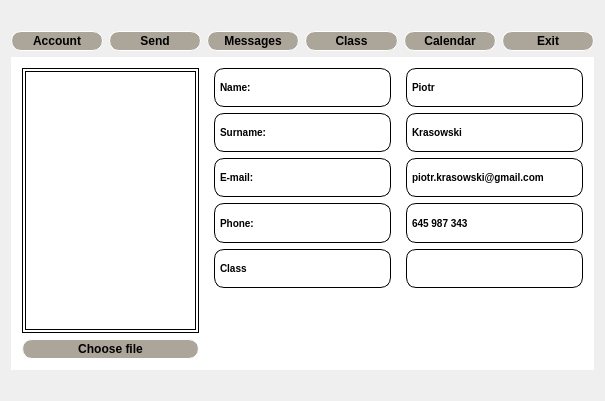
Before: the Qt Designer form Orgaznizer ucznia/mainwindow.ui in ToSt95/QT-QML, drawn with Qt 5.
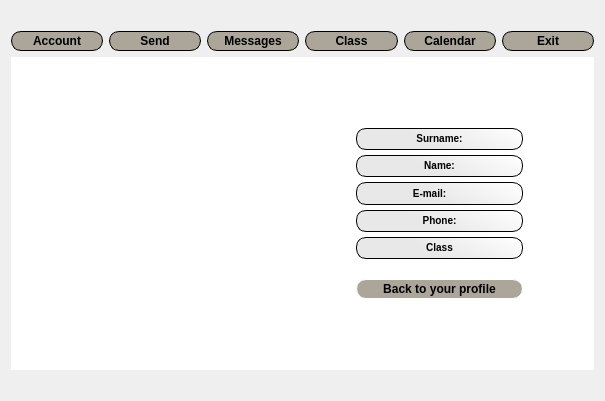
After: the same form once the commit is applied. The open tabs and pages were chosen to show the change. Icons and pictures are not drawn.

Diff of the .ui file:
```diff
--- a/Orgaznizer ucznia/mainwindow.ui
+++ b/Orgaznizer ucznia/mainwindow.ui
@@ -30,10 +30,263 @@
   </property>
   <widget class="QWidget" name="centralWidget">
    <layout class="QGridLayout" name="gridLayout_3">
+    <item row="1" column="0" colspan="3">
+     <layout class="QHBoxLayout" name="horizontalLayout">
+      <item>
+       <widget class="QPushButton" name="pushButton_7">
+        <property name="font">
+         <font>
+          <pointsize>-1</pointsize>
+          <weight>75</weight>
+          <italic>false</italic>
+          <bold>true</bold>
+         </font>
+        </property>
+        <property name="styleSheet">
+         <string notr="true">QPushButton
+{
+    background-color: rgb(172, 165, 154);
+    border-style: outset;
+    border-width: 1px;
+    border-radius: 10px;
+    border-color:black;
+    font: bold 12px;
+    padding: 2px;
+}
+QPushButton:hover:!pressed
+{
+    background-color: rgb(142, 135, 124);
+
+}</string>
+        </property>
+        <property name="text">
+         <string>Account</string>
+        </property>
+       </widget>
+      </item>
+      <item>
+       <widget class="QPushButton" name="pushButton_3">
+        <property name="font">
+         <font>
+          <pointsize>-1</pointsize>
+          <weight>75</weight>
+          <italic>false</italic>
+          <bold>true</bold>
+         </font>
+        </property>
+        <property name="cursor">
+         <cursorShape>OpenHandCursor</cursorShape>
+        </property>
+        <property name="styleSheet">
+         <string notr="true">QPushButton
+{
+    background-color: rgb(172, 165, 154);
+    border-style: outset;
+    border-width: 1px;
+    border-radius: 10px;
+    border-color:black;
+    font: bold 12px;
+    padding: 2px;
+}
+QPushButton:hover:!pressed
+{
+    background-color: rgb(142, 135, 124);
+
+}</string>
+        </property>
+        <property name="text">
+         <string>Send</string>
+        </property>
+       </widget>
+      </item>
+      <item>
+       <widget class="QPushButton" name="pushButton">
+        <property name="font">
+         <font>
+          <pointsize>-1</pointsize>
+          <weight>75</weight>
+          <italic>false</italic>
+          <bold>true</bold>
+         </font>
+        </property>
+        <property name="cursor">
+         <cursorShape>OpenHandCursor</cursorShape>
+        </property>
+        <property name="styleSheet">
+         <string notr="true">QPushButton
+{
+    background-color: rgb(172, 165, 154);
+    border-style: outset;
+    border-width: 1px;
+    border-radius: 10px;
+    border-color:black;
+    font: bold 12px;
+    padding: 2px;
+}
+QPushButton:hover:!pressed
+{
+    background-color: rgb(142, 135, 124);
+
+}</string>
+        </property>
+        <property name="text">
+         <string>Messages</string>
+        </property>
+       </widget>
+      </item>
+      <item>
+       <widget class="QPushButton" name="pushButton_10">
+        <property name="font">
+         <font>
+          <pointsize>-1</pointsize>
+          <weight>75</weight>
+          <italic>false</italic>
+          <bold>true</bold>
+         </font>
+        </property>
+        <property name="styleSheet">
+         <string notr="true">QPushButton
+{
+    background-color: rgb(172, 165, 154);
+    border-style: outset;
+    border-width: 1px;
+    border-radius: 10px;
+    border-color:black;
+    font: bold 12px;
+    padding: 2px;
+}
+QPushButton:hover:!pressed
+{
+    background-color: rgb(142, 135, 124);
+
+}</string>
+        </property>
+        <property name="text">
+         <string>Class</string>
+        </property>
+       </widget>
+      </item>
+      <item>
+       <widget class="QPushButton" name="pushButton_2">
+        <property name="font">
+         <font>
+          <pointsize>-1</pointsize>
+          <weight>75</weight>
+          <italic>false</italic>
+          <bold>true</bold>
+         </font>
+        </property>
+        <property name="cursor">
+         <cursorShape>OpenHandCursor</cursorShape>
+        </property>
+        <property name="styleSheet">
+         <string notr="true">QPushButton
+{
+    background-color: rgb(172, 165, 154);
+    border-style: outset;
+    border-width: 1px;
+    border-radius: 10px;
+    border-color:black;
+    font: bold 12px;
+    padding: 2px;
+}
+QPushButton:hover:!pressed
+{
+    background-color: rgb(142, 135, 124);
+
+}</string>
+        </property>
+        <property name="text">
+         <string>Calendar</string>
+        </property>
+       </widget>
+      </item>
+      <item>
+       <widget class="QPushButton" name="pushButton_4">
+        <property name="font">
+         <font>
+          <pointsize>-1</pointsize>
+          <weight>75</weight>
+          <italic>false</italic>
+          <bold>true</bold>
+         </font>
+        </property>
+        <property name="cursor">
+         <cursorShape>OpenHandCursor</cursorShape>
+        </property>
+        <property name="styleSheet">
+         <string notr="true">QPushButton
+{
+    background-color: rgb(172, 165, 154);
+    border-style: outset;
+    border-width: 1px;
+    border-radius: 10px;
+    border-color:black;
+    font: bold 12px;
+    padding: 2px;
+}
+QPushButton:hover:!pressed
+{
+    background-color: rgb(142, 135, 124);
+
+}</string>
+        </property>
+        <property name="text">
+         <string>Exit</string>
+        </property>
+       </widget>
+      </item>
+     </layout>
+    </item>
+    <item row="0" column="2">
+     <widget class="QLabel" name="label_13">
+      <property name="font">
+       <font>
+        <weight>75</weight>
+        <bold>true</bold>
+       </font>
+      </property>
+      <property name="styleSheet">
+       <string notr="true">color:white;</string>
+      </property>
+      <property name="text">
+       <string/>
+      </property>
+      <property name="alignment">
+       <set>Qt::AlignRight|Qt::AlignTrailing|Qt::AlignVCenter</set>
+      </property>
+     </widget>
+    </item>
+    <item row="0" column="0" colspan="2">
+     <widget class="QLabel" name="label">
+      <property name="font">
+       <font>
+        <weight>75</weight>
+        <bold>true</bold>
+       </font>
+      </property>
+      <property name="styleSheet">
+       <string notr="true">color : white;</string>
+      </property>
+      <property name="text">
+       <string/>
+      </property>
+     </widget>
+    </item>
+    <item row="3" column="0" colspan="3">
+     <widget class="QLabel" name="label_24">
+      <property name="styleSheet">
+       <string notr="true">color:white;</string>
+      </property>
+      <property name="text">
+       <string/>
+      </property>
+     </widget>
+    </item>
     <item row="2" column="0" colspan="3">
      <widget class="QStackedWidget" name="stackedWidget">
       <property name="styleSheet">
-       <string notr="true">background-color: rgb(255, 255, 255)</string>
+       <string notr="true">background-color: white;</string>
       </property>
       <property name="currentIndex">
        <number>1</number>
@@ -60,33 +313,258 @@
        </layout>
       </widget>
       <widget class="QWidget" name="page_4">
-       <layout class="QGridLayout" name="gridLayout_2">
-        <property name="sizeConstraint">
-         <enum>QLayout::SetDefaultConstraint</enum>
-        </property>
-        <property name="horizontalSpacing">
-         <number>15</number>
-        </property>
-        <item row="2" column="1">
-         <widget class="QLabel" name="label_8">
-          <property name="styleSheet">
-           <string notr="true">
-    border-style: outset;
-    border-width: 1px;
-    border-radius: 10px;
-    border-color:black;
-    font: bold 10px;
-    padding: 2px;</string>
+       <layout class="QHBoxLayout" name="horizontalLayout_6">
+        <item>
+         <layout class="QVBoxLayout" name="verticalLayout_15">
+          <property name="leftMargin">
+           <number>120</number>
           </property>
-          <property name="text">
-           <string>E-mail:</string>
-          </property>
-         </widget>
+          <item>
+           <widget class="QLabel" name="label_3">
+            <property name="styleSheet">
+             <string notr="true">background-color: transparent;</string>
+            </property>
+            <property name="text">
+             <string/>
+            </property>
+           </widget>
+          </item>
+         </layout>
         </item>
-        <item row="6" column="0">
-         <widget class="QPushButton" name="pushButton_8">
-          <property name="styleSheet">
-           <string notr="true">QPushButton
+        <item>
+         <layout class="QVBoxLayout" name="verticalLayout_14">
+          <property name="spacing">
+           <number>5</number>
+          </property>
+          <property name="leftMargin">
+           <number>50</number>
+          </property>
+          <property name="topMargin">
+           <number>60</number>
+          </property>
+          <property name="rightMargin">
+           <number>60</number>
+          </property>
+          <property name="bottomMargin">
+           <number>60</number>
+          </property>
+          <item>
+           <widget class="QLabel" name="label_6">
+            <property name="sizePolicy">
+             <sizepolicy hsizetype="Preferred" vsizetype="Preferred">
+              <horstretch>0</horstretch>
+              <verstretch>0</verstretch>
+             </sizepolicy>
+            </property>
+            <property name="font">
+             <font>
+              <pointsize>-1</pointsize>
+              <weight>75</weight>
+              <italic>false</italic>
+              <bold>true</bold>
+             </font>
+            </property>
+            <property name="autoFillBackground">
+             <bool>false</bool>
+            </property>
+            <property name="styleSheet">
+             <string notr="true">background-color: qlineargradient(spread:pad, x1:0.33, y1:0.181818, x2:1, y2:0.00568182, stop:0 rgba(232, 232, 232, 255), stop:1 rgba(255, 255, 255, 255));
+    border-style: solid;
+    border-width: 1px;
+    border-radius: 10px;
+    border-color:black;
+    font: bold 10px;
+    padding: 1px;</string>
+            </property>
+            <property name="text">
+             <string>Surname:</string>
+            </property>
+            <property name="textFormat">
+             <enum>Qt::RichText</enum>
+            </property>
+            <property name="alignment">
+             <set>Qt::AlignCenter</set>
+            </property>
+            <property name="margin">
+             <number>0</number>
+            </property>
+           </widget>
+          </item>
+          <item>
+           <widget class="QLabel" name="label_4">
+            <property name="enabled">
+             <bool>true</bool>
+            </property>
+            <property name="sizePolicy">
+             <sizepolicy hsizetype="Preferred" vsizetype="Preferred">
+              <horstretch>0</horstretch>
+              <verstretch>0</verstretch>
+             </sizepolicy>
+            </property>
+            <property name="font">
+             <font>
+              <pointsize>-1</pointsize>
+              <weight>75</weight>
+              <italic>false</italic>
+              <bold>true</bold>
+             </font>
+            </property>
+            <property name="autoFillBackground">
+             <bool>false</bool>
+            </property>
+            <property name="styleSheet">
+             <string notr="true">background-color: qlineargradient(spread:pad, x1:0.33, y1:0.181818, x2:1, y2:0.00568182, stop:0 rgba(232, 232, 232, 255), stop:1 rgba(255, 255, 255, 255));
+    border-style: outset;
+    border-width: 1px;
+    border-radius: 10px;
+    border-color:black;
+    font: bold 10px;
+    padding: 2px;</string>
+            </property>
+            <property name="text">
+             <string>Name:</string>
+            </property>
+            <property name="textFormat">
+             <enum>Qt::RichText</enum>
+            </property>
+            <property name="alignment">
+             <set>Qt::AlignCenter</set>
+            </property>
+            <property name="margin">
+             <number>0</number>
+            </property>
+           </widget>
+          </item>
+          <item>
+           <widget class="QLabel" name="label_8">
+            <property name="sizePolicy">
+             <sizepolicy hsizetype="Preferred" vsizetype="Preferred">
+              <horstretch>0</horstretch>
+              <verstretch>0</verstretch>
+             </sizepolicy>
+            </property>
+            <property name="font">
+             <font>
+              <pointsize>-1</pointsize>
+              <weight>75</weight>
+              <italic>false</italic>
+              <bold>true</bold>
+             </font>
+            </property>
+            <property name="autoFillBackground">
+             <bool>false</bool>
+            </property>
+            <property name="styleSheet">
+             <string notr="true">background-color: qlineargradient(spread:pad, x1:0.33, y1:0.181818, x2:1, y2:0.00568182, stop:0 rgba(232, 232, 232, 255), stop:1 rgba(255, 255, 255, 255));
+    border-style: outset;
+    border-width: 1px;
+    border-radius: 10px;
+    border-color:black;
+    font: bold 10px;
+    padding-right: 20px;</string>
+            </property>
+            <property name="text">
+             <string>E-mail:</string>
+            </property>
+            <property name="textFormat">
+             <enum>Qt::RichText</enum>
+            </property>
+            <property name="alignment">
+             <set>Qt::AlignCenter</set>
+            </property>
+            <property name="margin">
+             <number>0</number>
+            </property>
+           </widget>
+          </item>
+          <item>
+           <widget class="QLabel" name="label_10">
+            <property name="sizePolicy">
+             <sizepolicy hsizetype="Preferred" vsizetype="Preferred">
+              <horstretch>0</horstretch>
+              <verstretch>0</verstretch>
+             </sizepolicy>
+            </property>
+            <property name="font">
+             <font>
+              <pointsize>-1</pointsize>
+              <weight>75</weight>
+              <italic>false</italic>
+              <bold>true</bold>
+             </font>
+            </property>
+            <property name="autoFillBackground">
+             <bool>false</bool>
+            </property>
+            <property name="styleSheet">
+             <string notr="true">background-color: qlineargradient(spread:pad, x1:0.33, y1:0.181818, x2:1, y2:0.00568182, stop:0 rgba(232, 232, 232, 255), stop:1 rgba(255, 255, 255, 255));
+    border-style: outset;
+    border-width: 1px;
+    border-radius: 10px;
+    border-color:black;
+    font: bold 10px;
+    padding: 2px;</string>
+            </property>
+            <property name="text">
+             <string>Phone:</string>
+            </property>
+            <property name="textFormat">
+             <enum>Qt::RichText</enum>
+            </property>
+            <property name="alignment">
+             <set>Qt::AlignCenter</set>
+            </property>
+            <property name="margin">
+             <number>0</number>
+            </property>
+           </widget>
+          </item>
+          <item>
+           <widget class="QLabel" name="label_12">
+            <property name="sizePolicy">
+             <sizepolicy hsizetype="Preferred" vsizetype="Preferred">
+              <horstretch>0</horstretch>
+              <verstretch>0</verstretch>
+             </sizepolicy>
+            </property>
+            <property name="font">
+             <font>
+              <pointsize>-1</pointsize>
+              <weight>75</weight>
+              <italic>false</italic>
+              <bold>true</bold>
+             </font>
+            </property>
+            <property name="autoFillBackground">
+             <bool>false</bool>
+            </property>
+            <property name="styleSheet">
+             <string notr="true">background-color: qlineargradient(spread:pad, x1:0.33, y1:0.181818, x2:1, y2:0.00568182, stop:0 rgba(232, 232, 232, 255), stop:1 rgba(255, 255, 255, 255));
+    border-style: outset;
+    border-width: 1px;
+    border-radius: 10px;
+    border-color:black;
+    font: bold 10px;
+    padding: 2px;</string>
+            </property>
+            <property name="text">
+             <string>Class</string>
+            </property>
+            <property name="textFormat">
+             <enum>Qt::RichText</enum>
+            </property>
+            <property name="alignment">
+             <set>Qt::AlignCenter</set>
+            </property>
+            <property name="margin">
+             <number>0</number>
+            </property>
+           </widget>
+          </item>
+          <item>
+           <widget class="QPushButton" name="pushButton_8">
+            <property name="styleSheet">
+             <string notr="true">QPushButton
 {
    background-color: rgb(172, 165, 154);
     border-style: outset;
@@ -95,208 +573,26 @@
     border-color:white;
     font: bold 12px;
     padding: 2px;
+    margin-top: 15px;
 }
 QPushButton:hover:!pressed
 {
     background-color: rgb(142, 135, 124);
 
-}</string>
-          </property>
-          <property name="text">
-           <string>Choose file</string>
-          </property>
-         </widget>
-        </item>
-        <item row="2" column="2">
-         <widget class="QLabel" name="label_9">
-          <property name="font">
-           <font>
-            <pointsize>-1</pointsize>
-            <weight>75</weight>
-            <italic>false</italic>
-            <bold>true</bold>
-           </font>
-          </property>
-          <property name="styleSheet">
-           <string notr="true">
-    border-style: outset;
-    border-width: 1px;
-    border-radius: 10px;
-    border-color:black;
-    font: bold 10px;
-    padding: 2px;</string>
-          </property>
-          <property name="text">
-           <string>piotr.krasowski@gmail.com</string>
-          </property>
-         </widget>
-        </item>
-        <item row="3" column="2">
-         <widget class="QLabel" name="label_11">
-          <property name="font">
-           <font>
-            <pointsize>-1</pointsize>
-            <weight>75</weight>
-            <italic>false</italic>
-            <bold>true</bold>
-           </font>
-          </property>
-          <property name="styleSheet">
-           <string notr="true">
-    border-style: outset;
-    border-width: 1px;
-    border-radius: 10px;
-    border-color:black;
-    font: bold 10px;
-    padding: 2px;</string>
-          </property>
-          <property name="text">
-           <string>645 987 343</string>
-          </property>
-         </widget>
-        </item>
-        <item row="3" column="1">
-         <widget class="QLabel" name="label_10">
-          <property name="styleSheet">
-           <string notr="true">
-    border-style: outset;
-    border-width: 1px;
-    border-radius: 10px;
-    border-color:black;
-    font: bold 10px;
-    padding: 2px;</string>
-          </property>
-          <property name="text">
-           <string>Phone:</string>
-          </property>
-         </widget>
-        </item>
-        <item row="1" column="1">
-         <widget class="QLabel" name="label_6">
-          <property name="styleSheet">
-           <string notr="true">
-    border-style: outset;
-    border-width: 1px;
-    border-radius: 10px;
-    border-color:black;
-    font: bold 10px;
-    padding: 2px;</string>
-          </property>
-          <property name="text">
-           <string>Surname:</string>
-          </property>
-         </widget>
-        </item>
-        <item row="1" column="2">
-         <widget class="QLabel" name="label_7">
-          <property name="font">
-           <font>
-            <pointsize>-1</pointsize>
-            <weight>75</weight>
-            <italic>false</italic>
-            <bold>true</bold>
-           </font>
-          </property>
-          <property name="styleSheet">
-           <string notr="true">
-    border-style: outset;
-    border-width: 1px;
-    border-radius: 10px;
-    border-color:black;
-    font: bold 10px;
-    padding: 2px;</string>
-          </property>
-          <property name="text">
-           <string>Krasowski</string>
-          </property>
-         </widget>
-        </item>
-        <item row="0" column="1">
-         <widget class="QLabel" name="label_4">
-          <property name="styleSheet">
-           <string notr="true">
-    border-style: outset;
-    border-width: 1px;
-    border-radius: 10px;
-    border-color:black;
-    font: bold 10px;
-    padding: 2px;</string>
-          </property>
-          <property name="text">
-           <string>Name:</string>
-          </property>
-         </widget>
-        </item>
-        <item row="0" column="2">
-         <widget class="QLabel" name="label_5">
-          <property name="font">
-           <font>
-            <pointsize>-1</pointsize>
-            <weight>75</weight>
-            <italic>false</italic>
-            <bold>true</bold>
-           </font>
-          </property>
-          <property name="styleSheet">
-           <string notr="true">
-    border-style: outset;
-    border-width: 1px;
-    border-radius: 10px;
-    border-color:black;
-    font: bold 10px;
-    padding: 2px;</string>
-          </property>
-          <property name="text">
-           <string>Piotr</string>
-          </property>
-         </widget>
-        </item>
-        <item row="4" column="1">
-         <widget class="QLabel" name="label_12">
-          <property name="styleSheet">
-           <string notr="true">
-    border-style: outset;
-    border-width: 1px;
-    border-radius: 10px;
-    border-color:black;
-    font: bold 10px;
-    padding: 2px;</string>
-          </property>
-          <property name="text">
-           <string>Class</string>
-          </property>
-         </widget>
-        </item>
-        <item row="0" column="0" rowspan="6">
-         <widget class="QLabel" name="label_3">
-          <property name="styleSheet">
-           <string notr="true">QLabel
-{
-    border-width:4px;  
-    border-style:double;
-    border-color:black;
-}</string>
-          </property>
-          <property name="text">
-           <string/>
-          </property>
-         </widget>
-        </item>
-        <item row="4" column="2">
-         <widget class="QLabel" name="label_17">
-          <property name="styleSheet">
-           <string notr="true">
-    border-style: outset;
-    border-width: 1px;
-    border-radius: 10px;
-    border-color:black;
-    font: bold 10px;
-    padding: 2px;</string>
-          </property>
-          <property name="text">
-           <string/>
-          </property>
-         </widget>
+}
+ 
+     
+ 
+
+
+</string>
+            </property>
+            <property name="text">
+             <string>Back to your profile</string>
+            </property>
+           </widget>
+          </item>
+         </layout>
         </item>
        </layout>
       </widget>
@@ -891,7 +1187,36 @@
            </attribute>
            <layout class="QVBoxLayout" name="verticalLayout_10">
             <item>
-             <widget class="QTableView" name="tableView_2"/>
+             <widget class="QLabel" name="label_5">
+              <property name="font">
+               <font>
+                <pointsize>15</pointsize>
+               </font>
+              </property>
+              <property name="text">
+               <string/>
+              </property>
+              <property name="alignment">
+               <set>Qt::AlignCenter</set>
+              </property>
+             </widget>
+            </item>
+            <item>
+             <layout class="QVBoxLayout" name="verticalLayout_16">
+              <property name="topMargin">
+               <number>20</number>
+              </property>
+              <item>
+               <widget class="QTableView" name="tableView_2">
+                <property name="frameShadow">
+                 <enum>QFrame::Raised</enum>
+                </property>
+                <property name="sizeAdjustPolicy">
+                 <enum>QAbstractScrollArea::AdjustIgnored</enum>
+                </property>
+               </widget>
+              </item>
+             </layout>
             </item>
            </layout>
           </widget>
@@ -901,234 +1226,6 @@
       </widget>
      </widget>
     </item>
-    <item row="1" column="0" colspan="3">
-     <layout class="QHBoxLayout" name="horizontalLayout">
-      <item>
-       <widget class="QPushButton" name="pushButton_7">
-        <property name="styleSheet">
-         <string notr="true">QPushButton
-{
-   background-color: rgb(172, 165, 154);
-    border-style: outset;
-    border-width: 1px;
-    border-radius: 10px;
-    border-color:white;
-    font: bold 12px;
-    padding: 2px;
-}
-QPushButton:hover:!pressed
-{
-    background-color: rgb(142, 135, 124);
-
-}</string>
-        </property>
-        <property name="text">
-         <string>Account</string>
-        </property>
-       </widget>
-      </item>
-      <item>
-       <widget class="QPushButton" name="pushButton_3">
-        <property name="cursor">
-         <cursorShape>OpenHandCursor</cursorShape>
-        </property>
-        <property name="styleSheet">
-         <string notr="true">QPushButton
-{
-   background-color: rgb(172, 165, 154);
-    border-style: outset;
-    border-width: 1px;
-    border-radius: 10px;
-    border-color:white;
-    font: bold 12px;
-    padding: 2px;
-}
-QPushButton:hover:!pressed
-{
-    background-color: rgb(142, 135, 124);
-
-}</string>
-        </property>
-        <property name="text">
-         <string>Send</string>
-        </property>
-       </widget>
-      </item>
-      <item>
-       <widget class="QPushButton" name="pushButton">
-        <property name="font">
-         <font>
-          <pointsize>-1</pointsize>
-          <weight>75</weight>
-          <italic>false</italic>
-          <bold>true</bold>
-         </font>
-        </property>
-        <property name="cursor">
-         <cursorShape>OpenHandCursor</cursorShape>
-        </property>
-        <property name="styleSheet">
-         <string notr="true">QPushButton
-{
-   background-color: rgb(172, 165, 154);
-    border-style: outset;
-    border-width: 1px;
-    border-radius: 10px;
-    border-color:white;
-    font: bold 12px;
-    padding: 2px;
-}
-QPushButton:hover:!pressed
-{
-    background-color: rgb(142, 135, 124);
-
-}
- 
-     
- 
-
-
-</string>
-        </property>
-        <property name="text">
-         <string>Messages</string>
-        </property>
-       </widget>
-      </item>
-      <item>
-       <widget class="QPushButton" name="pushButton_10">
-        <property name="styleSheet">
-         <string notr="true">QPushButton
-{
-   background-color: rgb(172, 165, 154);
-    border-style: outset;
-    border-width: 1px;
-    border-radius: 10px;
-    border-color:white;
-    font: bold 12px;
-    padding: 2px;
-}
-QPushButton:hover:!pressed
-{
-    background-color: rgb(142, 135, 124);
-
-}
- 
-     
- 
-
-
-</string>
-        </property>
-        <property name="text">
-         <string>Class</string>
-        </property>
-       </widget>
-      </item>
-      <item>
-       <widget class="QPushButton" name="pushButton_2">
-        <property name="cursor">
-         <cursorShape>OpenHandCursor</cursorShape>
-        </property>
-        <property name="styleSheet">
-         <string notr="true">QPushButton
-{
-   background-color: rgb(172, 165, 154);
-    border-style: outset;
-    border-width: 1px;
-    border-radius: 10px;
-    border-color:white;
-    font: bold 12px;
-    padding: 2px;
-}
-QPushButton:hover:!pressed
-{
-    background-color: rgb(142, 135, 124);
-
-}
-
-</string>
-        </property>
-        <property name="text">
-         <string>Calendar</string>
-        </property>
-       </widget>
-      </item>
-      <item>
-       <widget class="QPushButton" name="pushButton_4">
-        <property name="cursor">
-         <cursorShape>OpenHandCursor</cursorShape>
-        </property>
-        <property name="styleSheet">
-         <string notr="true">QPushButton
-{
-   background-color: rgb(172, 165, 154);
-    border-style: outset;
-    border-width: 1px;
-    border-radius: 10px;
-    border-color:white;
-    font: bold 12px;
-    padding: 2px;
-}
-QPushButton:hover:!pressed
-{
-    background-color: rgb(142, 135, 124);
-
-}
-</string>
-        </property>
-        <property name="text">
-         <string>Exit</string>
-        </property>
-       </widget>
-      </item>
-     </layout>
-    </item>
-    <item row="0" column="2">
-     <widget class="QLabel" name="label_13">
-      <property name="font">
-       <font>
-        <weight>75</weight>
-        <bold>true</bold>
-       </font>
-      </property>
-      <property name="styleSheet">
-       <string notr="true">color:white;</string>
-      </property>
-      <property name="text">
-       <string/>
-      </property>
-      <property name="alignment">
-       <set>Qt::AlignRight|Qt::AlignTrailing|Qt::AlignVCenter</set>
-      </property>
-     </widget>
-    </item>
-    <item row="0" column="0" colspan="2">
-     <widget class="QLabel" name="label">
-      <property name="font">
-       <font>
-        <weight>75</weight>
-        <bold>true</bold>
-       </font>
-      </property>
-      <property name="styleSheet">
-       <string notr="true">color : white;</string>
-      </property>
-      <property name="text">
-       <string/>
-      </property>
-     </widget>
-    </item>
-    <item row="3" column="0" colspan="3">
-     <widget class="QLabel" name="label_24">
-      <property name="styleSheet">
-       <string notr="true">color:white;</string>
-      </property>
-      <property name="text">
-       <string/>
-      </property>
-     </widget>
-    </item>
    </layout>
   </widget>
  </widget>
```
Left out of the diff: 241 changed lines with no effect on the pictures.
